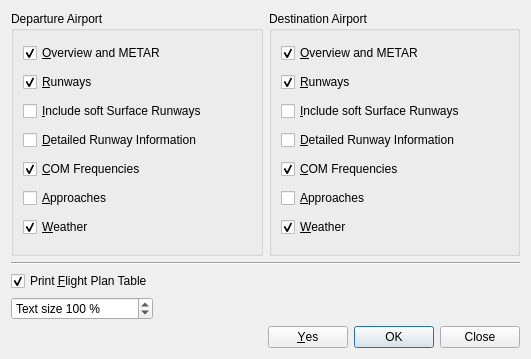
Before: the Qt Designer form src/print/printdialog.ui in albar965/littlenavmap, drawn with Qt 5.
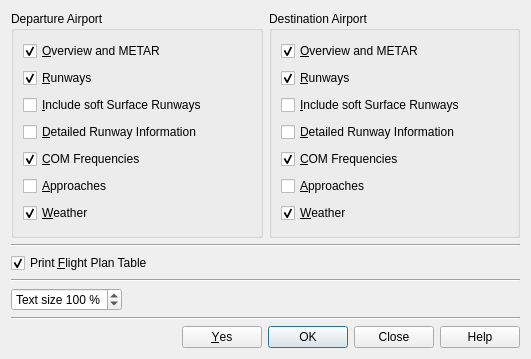
After: the same form once the commit is applied.

Commit message: Added help button to print dialog.

What changed in the file:
```diff
--- a/src/print/printdialog.ui
+++ b/src/print/printdialog.ui
@@ -166,14 +166,6 @@
     </widget>
    </item>
    <item>
-    <layout class="QGridLayout" name="gridLayout">
-     <property name="leftMargin">
-      <number>0</number>
-     </property>
-     <property name="topMargin">
-      <number>0</number>
-     </property>
-     <item row="0" column="0">
       <widget class="QCheckBox" name="checkBoxPrintFlightplan">
        <property name="text">
         <string>Print &amp;Flight Plan Table</string>
@@ -183,8 +175,21 @@
        </property>
       </widget>
      </item>
-     <item row="2" column="0">
+   <item>
+    <widget class="Line" name="line_2">
+     <property name="orientation">
+      <enum>Qt::Horizontal</enum>
+     </property>
+    </widget>
+   </item>
+   <item>
       <widget class="QSpinBox" name="spinBoxPrintTextSize">
+     <property name="sizePolicy">
+      <sizepolicy hsizetype="Fixed" vsizetype="Fixed">
+       <horstretch>0</horstretch>
+       <verstretch>0</verstretch>
+      </sizepolicy>
+     </property>
        <property name="suffix">
         <string> %</string>
        </property>
@@ -205,20 +210,12 @@
        </property>
       </widget>
      </item>
-     <item row="0" column="1">
-      <spacer name="horizontalSpacer">
+   <item>
+    <widget class="Line" name="line_3">
        <property name="orientation">
         <enum>Qt::Horizontal</enum>
        </property>
-       <property name="sizeHint" stdset="0">
-        <size>
-         <width>40</width>
-         <height>20</height>
-        </size>
-       </property>
-      </spacer>
-     </item>
-    </layout>
+    </widget>
    </item>
    <item>
     <widget class="QDialogButtonBox" name="buttonBoxPrint">
@@ -226,7 +223,7 @@
       <enum>Qt::Horizontal</enum>
      </property>
      <property name="standardButtons">
-      <set>QDialogButtonBox::Close|QDialogButtonBox::Ok|QDialogButtonBox::Yes</set>
+      <set>QDialogButtonBox::Close|QDialogButtonBox::Help|QDialogButtonBox::Ok|QDialogButtonBox::Yes</set>
      </property>
     </widget>
    </item>
```
Left out of the diff: 4 changed lines with no effect on the pictures. Lines whose indentation alone changed are shown as unchanged. The commit also changes 1 other file.
